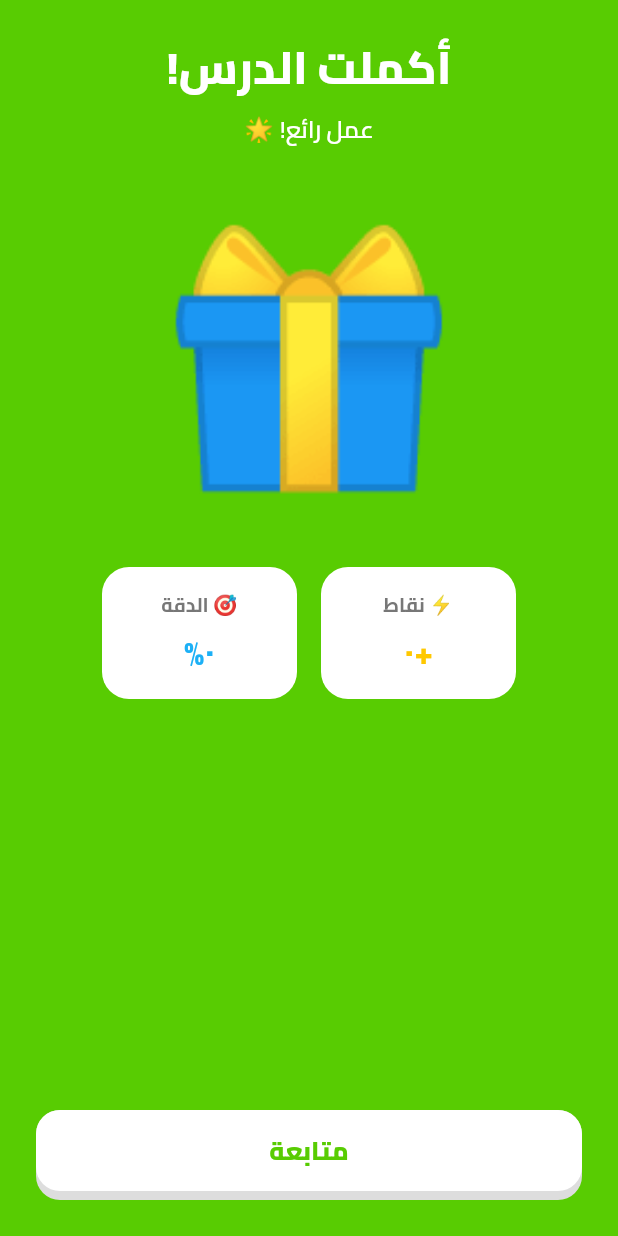
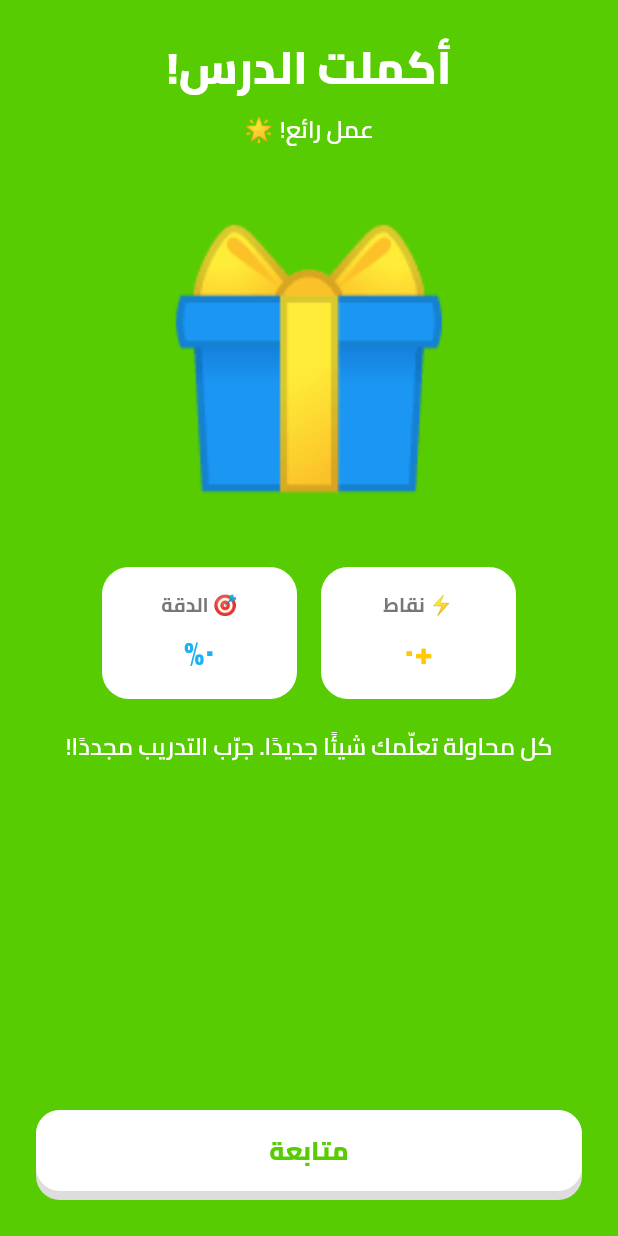
Before and after one commit to MohammedEmad333/app, a Flutter app: the LessonCompleteScreen screen opened directly with empty values, after a tap on an icon or button, on a phone screen of 412 x 824 dp. Run offline on Flutter 3.47's test engine with Material 3 defaults, Android fonts, the phone set to English and light mode, and no system bars; our stand-ins replace audioplayers, confetti, equatable, flutter_bloc, flutter_tts, hive_flutter and 1 more; accounts and stored records are empty.

Commit message:
Add performance-based encouragement after each lesson (#69)
* feat: provide encouraging mastery feedback at lesson completion

* test: cover completion encouragement by accuracy tiers

```diff
--- a/lib/features/lesson/lesson_complete_screen.dart
+++ b/lib/features/lesson/lesson_complete_screen.dart
@@ -22,6 +22,13 @@ class LessonCompleteScreen extends StatefulWidget {
   final int xpEarned;
   final int accuracyPercent;
   final bool practice;
+
+  /// Short encouragement based on how many answers were correct.
+  static String accuracyFeedback(int percent) {
+    if (percent >= 90) return 'ممتاز! أنت تتقن هذا الدرس!';
+    if (percent >= 60) return 'عمل جيد! استمر في التدريب لتتحسن أكثر.';
+    return 'كل محاولة تعلّمك شيئًا جديدًا. جرّب التدريب مجددًا!';
+  }
 
   @override
   State<LessonCompleteScreen> createState() => _LessonCompleteScreenState();
@@ -89,7 +96,15 @@ class _LessonCompleteScreenState extends State<LessonCompleteScreen>
                   const SizedBox(height: 40),
                   _chest(),
                   const SizedBox(height: 40),
-                  if (_chestOpen) _stats(),
+                  if (_chestOpen) ...[
+                    _stats(),
+                    const SizedBox(height: 20),
+                    Text(
+                      LessonCompleteScreen.accuracyFeedback(widget.accuracyPercent),
+                      textAlign: TextAlign.center,
+                      style: AppTextStyles.body.copyWith(color: Colors.white),
+                    ),
+                  ],
                   const Spacer(),
                   if (_chestOpen)
                     PopButton(
```
Also changed, not shown: 1 other file.
